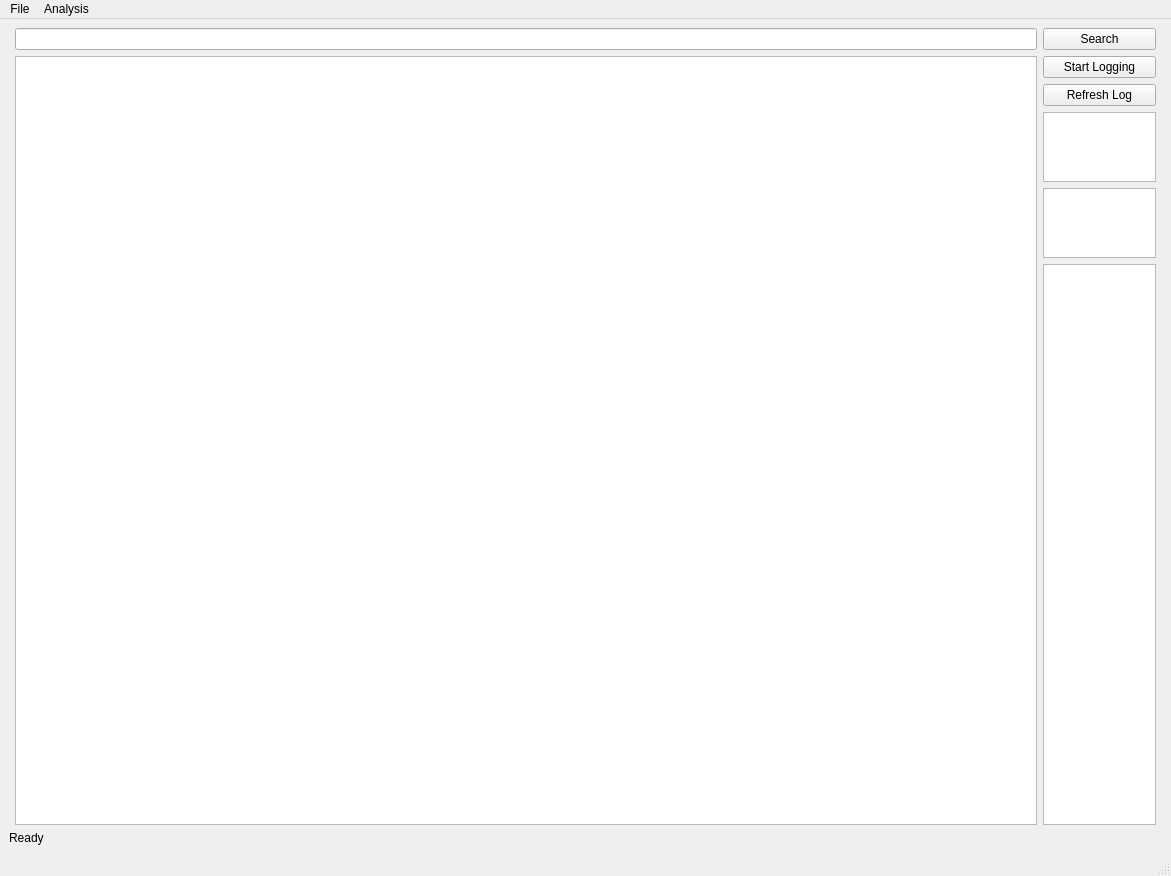
Before: the Qt Designer form gui/mainWindow.ui in IvanGranero/pktAnalyzer, drawn with Qt 5.
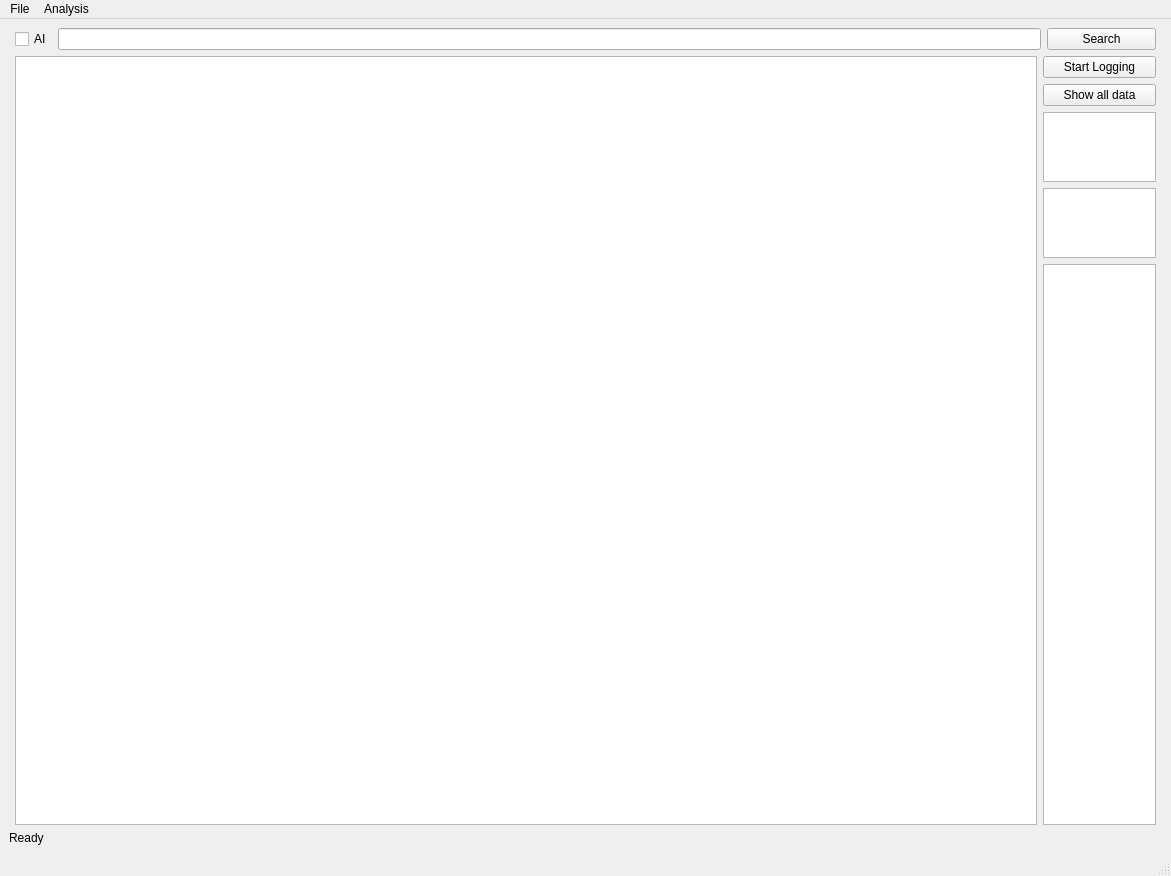
After: the same form once the commit is applied.

```diff
--- a/gui/mainWindow.ui
+++ b/gui/mainWindow.ui
@@ -16,13 +16,20 @@
   <widget class="QWidget" name="centralwidget">
    <layout class="QVBoxLayout" name="verticalLayout_2">
     <item>
-     <layout class="QHBoxLayout" name="horizontalLayout" stretch="90,10">
+     <layout class="QHBoxLayout" name="horizontalLayout" stretch="3,90,10">
       <property name="leftMargin">
        <number>6</number>
       </property>
       <property name="rightMargin">
        <number>6</number>
       </property>
+      <item>
+       <widget class="QCheckBox" name="ai_checkBox">
+        <property name="text">
+         <string>AI</string>
+        </property>
+       </widget>
+      </item>
       <item>
        <widget class="QLineEdit" name="inline_search"/>
       </item>
@@ -58,7 +65,7 @@
         <item>
          <widget class="QPushButton" name="btn_refresh">
           <property name="text">
-           <string>Refresh Log</string>
+           <string>Show all data</string>
           </property>
          </widget>
         </item>
```
